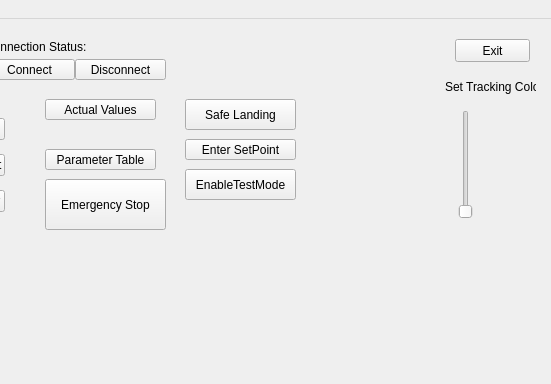
Old version of the form app/gui/main_window.ui in the repository saccharios/FollowMeFlie; both pictures show x 135 to 686 and y 0 to 384 of the 686 by 603 pixel window.
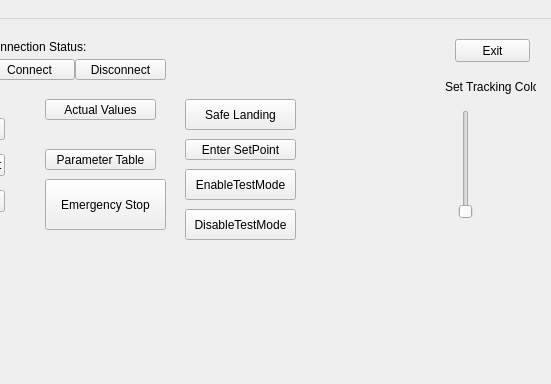
New version of the form.

Commit message: Enhace test mdoe Add support for kalman filter

Patch:
```diff
--- a/app/gui/main_window.ui
+++ b/app/gui/main_window.ui
@@ -296,6 +296,19 @@
      <string>EnableTestMode</string>
     </property>
    </widget>
+   <widget class="QPushButton" name="pushButton_disableTestMode">
+    <property name="geometry">
+     <rect>
+      <x>320</x>
+      <y>190</y>
+      <width>111</width>
+      <height>31</height>
+     </rect>
+    </property>
+    <property name="text">
+     <string>DisableTestMode</string>
+    </property>
+   </widget>
   </widget>
   <widget class="QMenuBar" name="menuBar">
    <property name="geometry">
```
The commit also changes 9 other files.
